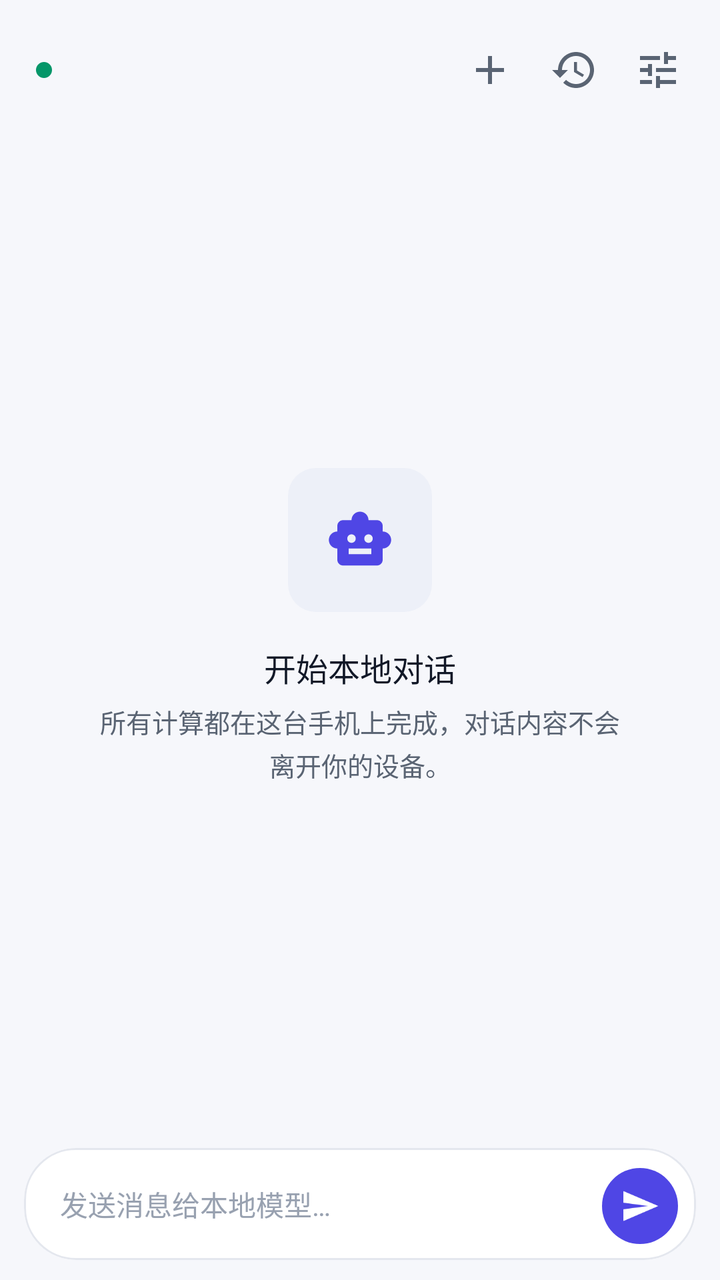
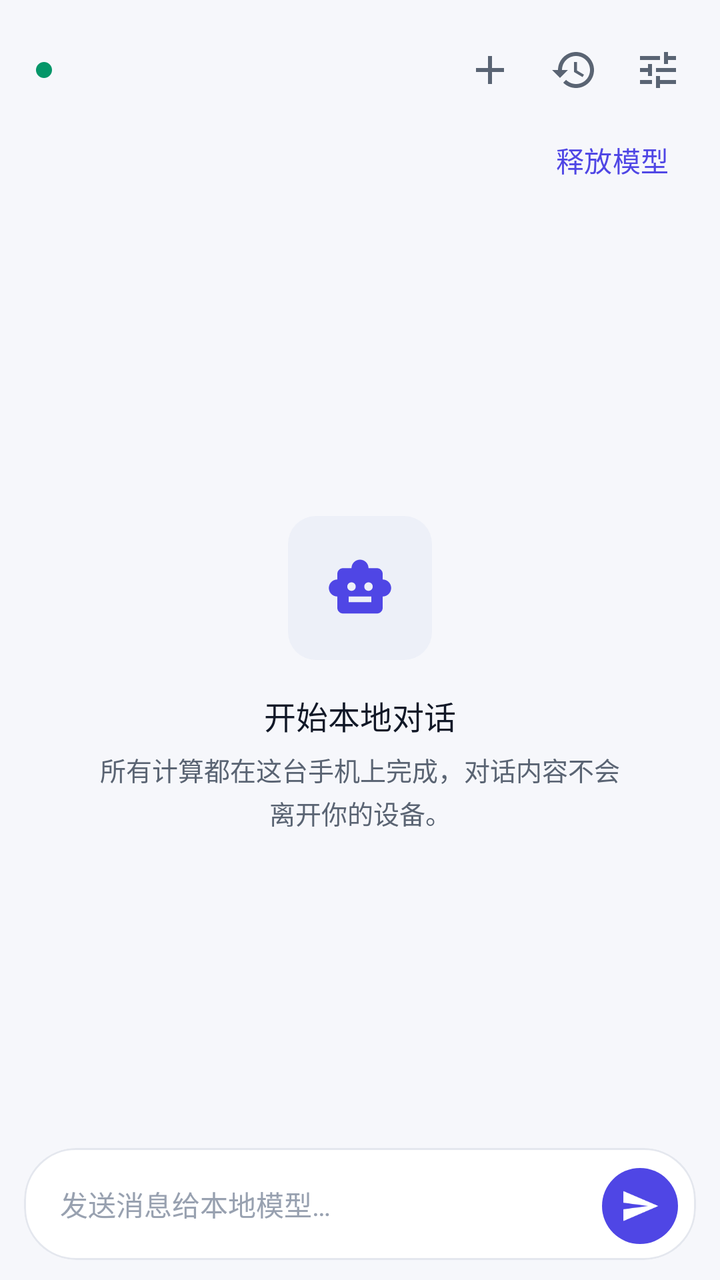

Two renders of the same Android screen: before a commit and after it. Below are the layout's source before the change and the commit's diff.
<!-- AndroidManifest.xml: application theme Theme.LocalAI -->
<!-- res/layout/fragment_chat.xml -->
<?xml version="1.0" encoding="utf-8"?>
<LinearLayout xmlns:android="http://schemas.android.com/apk/res/android"
    xmlns:app="http://schemas.android.com/apk/res-auto"
    android:layout_width="match_parent"
    android:layout_height="match_parent"
    android:orientation="vertical">

    
    <LinearLayout
        android:layout_width="match_parent"
        android:layout_height="wrap_content"
        android:orientation="horizontal"
        android:gravity="center_vertical"
        android:paddingStart="@dimen/pad_screen"
        android:paddingEnd="10dp"
        android:paddingTop="14dp">

        <View
            android:id="@+id/status_dot"
            android:layout_width="8dp"
            android:layout_height="8dp"
            android:background="@drawable/bg_dot" />

        <TextView
            android:id="@+id/text_model"
            style="@style/Text.App.ItemTitle"
            android:layout_width="0dp"
            android:layout_weight="1"
            android:layout_height="wrap_content"
            android:layout_marginStart="8dp"
            android:maxLines="2"
            android:ellipsize="end" />

        <ImageButton
            android:id="@+id/btn_new"
            android:layout_width="42dp"
            android:layout_height="42dp"
            android:background="?attr/selectableItemBackgroundBorderless"
            android:src="@drawable/ic_add"
            app:tint="@color/text_secondary"
            android:contentDescription="@string/action_new_conversation" />

        <ImageButton
            android:id="@+id/btn_history"
            android:layout_width="42dp"
            android:layout_height="42dp"
            android:background="?attr/selectableItemBackgroundBorderless"
            android:src="@drawable/ic_history"
            app:tint="@color/text_secondary"
            android:contentDescription="@string/history_title" />

        <ImageButton
            android:id="@+id/btn_switch"
            android:layout_width="42dp"
            android:layout_height="42dp"
            android:background="?attr/selectableItemBackgroundBorderless"
            android:src="@drawable/ic_tune"
            app:tint="@color/text_secondary"
            android:contentDescription="@string/picker_title" />
    </LinearLayout>

    
    <FrameLayout
        android:layout_width="match_parent"
        android:layout_height="0dp"
        android:layout_weight="1">

        <androidx.recyclerview.widget.RecyclerView
            android:id="@+id/messages"
            android:layout_width="match_parent"
            android:layout_height="match_parent"
            android:clipToPadding="false"
            android:paddingBottom="8dp" />

        <LinearLayout
            android:id="@+id/empty_wrap"
            android:layout_width="wrap_content"
            android:layout_height="wrap_content"
            android:layout_gravity="center"
            android:orientation="vertical"
            android:gravity="center"
            android:padding="24dp">

            <FrameLayout
                android:layout_width="72dp"
                android:layout_height="72dp">

                <View
                    android:layout_width="match_parent"
                    android:layout_height="match_parent"
                    android:background="@drawable/bg_soft_box" />

                <ImageView
                    android:layout_width="34dp"
                    android:layout_height="34dp"
                    android:layout_gravity="center"
                    android:src="@drawable/ic_robot"
                    app:tint="@color/md_primary" />
            </FrameLayout>

            <TextView
                style="@style/Text.App.Section"
                android:layout_width="wrap_content"
                android:layout_height="wrap_content"
                android:layout_marginTop="16dp"
                android:text="@string/chat_empty_title" />

            <TextView
                style="@style/Text.App.BodySec"
                android:layout_width="wrap_content"
                android:layout_height="wrap_content"
                android:maxWidth="260dp"
                android:gravity="center"
                android:layout_marginTop="6dp"
                android:text="@string/chat_empty_sub" />
        </LinearLayout>
    </FrameLayout>

    
    <com.google.android.material.card.MaterialCardView
        android:layout_width="match_parent"
        android:layout_height="wrap_content"
        android:layout_marginStart="12dp"
        android:layout_marginEnd="12dp"
        android:layout_marginBottom="10dp"
        android:layout_marginTop="4dp"
        app:cardCornerRadius="26dp">

        <LinearLayout
            android:layout_width="match_parent"
            android:layout_height="wrap_content"
            android:orientation="horizontal"
            android:gravity="bottom"
            android:paddingStart="18dp"
            android:paddingEnd="6dp"
            android:paddingTop="5dp"
            android:paddingBottom="5dp">

            <EditText
                android:id="@+id/input"
                style="@style/Text.App.Body"
                android:layout_width="0dp"
                android:layout_weight="1"
                android:layout_height="wrap_content"
                android:minHeight="46dp"
                android:maxLines="4"
                android:background="@null"
                android:hint="@string/chat_input_hint"
                android:textColorHint="@color/text_tertiary"
                android:inputType="textMultiLine|textCapSentences"
                android:imeOptions="actionNone"
                android:importantForAutofill="no" />

            <FrameLayout
                android:layout_width="44dp"
                android:layout_height="44dp">

                <com.google.android.material.button.MaterialButton
                    android:id="@+id/btn_send"
                    style="@style/Widget.Material3.Button.IconButton.Filled"
                    android:layout_width="38dp"
                    android:layout_height="38dp"
                    android:layout_gravity="center"
                    app:icon="@drawable/ic_send"
                    app:iconGravity="textStart"
                    app:iconPadding="0dp"
                    android:insetLeft="0dp"
                    android:insetRight="0dp"
                    android:insetTop="0dp"
                    android:insetBottom="0dp"
                    android:contentDescription="@string/action_send" />
            </FrameLayout>
        </LinearLayout>
    </com.google.android.material.card.MaterialCardView>

</LinearLayout>
<!-- resources referenced by this layout -->
<resources>
  <color name="md_primary">#4F46E5</color>
  <color name="text_secondary">#5A6473</color>
  <color name="text_tertiary">#98A1B0</color>
  <dimen name="pad_screen">18dp</dimen>
  <!-- drawable bg_dot (drawable) -->
  <?xml version="1.0" encoding="utf-8"?>
  <shape xmlns:android="http://schemas.android.com/apk/res/android" android:shape="oval">
      <solid android:color="@color/status_success" />
      <size android:width="8dp" android:height="8dp" />
  </shape>
  <!-- drawable bg_soft_box (drawable) -->
  <?xml version="1.0" encoding="utf-8"?>
  <shape xmlns:android="http://schemas.android.com/apk/res/android" android:shape="rectangle">
      <solid android:color="?attr/colorSurfaceVariant" />
      <corners android:radius="14dp" />
  </shape>
  <string name="action_new_conversation">新建会话</string>
  <string name="action_send">发送消息</string>
  <string name="chat_empty_sub">所有计算都在这台手机上完成，对话内容不会离开你的设备。</string>
  <string name="chat_empty_title">开始本地对话</string>
  <string name="chat_input_hint">发送消息给本地模型…</string>
  <string name="history_title">会话历史</string>
  <string name="picker_title">切换模型</string>
  <style name="Text.App.Body" parent="android:TextAppearance">
          <item name="android:textSize">14sp</item>
          <item name="android:textColor">@color/text_primary</item>
          <item name="android:lineSpacingExtra">4sp</item>
      </style>
  <style name="Text.App.BodySec" parent="android:TextAppearance">
          <item name="android:textSize">13sp</item>
          <item name="android:textColor">@color/text_secondary</item>
          <item name="android:lineSpacingExtra">3sp</item>
      </style>
  <style name="Text.App.ItemTitle" parent="android:TextAppearance">
          <item name="android:textSize">14sp</item>
          <item name="android:fontFamily">sans-serif-medium</item>
          <item name="android:textColor">@color/text_primary</item>
          <item name="android:maxLines">1</item>
          <item name="android:ellipsize">end</item>
      </style>
  <style name="Text.App.Section" parent="android:TextAppearance">
          <item name="android:textSize">16sp</item>
          <item name="android:fontFamily">sans-serif-medium</item>
          <item name="android:textColor">@color/text_primary</item>
      </style>
  <color name="status_success">#059669</color>
  <color name="text_primary">#111827</color>
  <color name="md_on_primary">#FFFFFF</color>
  <color name="md_primary_container">#E0E7FF</color>
  <color name="md_on_primary_container">#1E1B4B</color>
  <color name="md_secondary">#0D9488</color>
  <color name="md_on_secondary">#FFFFFF</color>
  <color name="md_secondary_container">#CCFBF1</color>
  <color name="md_on_secondary_container">#042F2E</color>
  <color name="md_tertiary">#D97706</color>
  <color name="md_on_tertiary">#FFFFFF</color>
  <color name="md_tertiary_container">#FEF3C7</color>
  <color name="md_on_tertiary_container">#78350F</color>
  <color name="surface">#FFFFFF</color>
  <color name="on_surface">#111827</color>
  <color name="surface_variant">#EDF0F8</color>
  <color name="on_surface_variant">#5A6473</color>
  <color name="outline">#E4E7EE</color>
  <color name="status_danger">#DC2626</color>
  <color name="app_background">#F6F7FB</color>
  <style name="Widget.App.Chip" parent="Widget.Material3.Chip.Filter">
          <item name="android:textSize">12sp</item>
          <item name="chipMinHeight">30dp</item>
          <item name="chipStartPadding">12dp</item>
          <item name="chipEndPadding">12dp</item>
          <item name="checkedIconVisible">false</item>
      </style>
  <style name="Widget.App.NavIndicator" parent="Widget.Material3.BottomNavigationView.ActiveIndicator">
          <item name="android:color">?attr/colorPrimaryContainer</item>
      </style>
  <dimen name="radius_card">18dp</dimen>
  <!-- unchanged entries left out for length: 8 -->
</resources>

<!-- the commit's change to res/layout/fragment_chat.xml (unified diff, before → after) -->
@@ -57,6 +57,31 @@
             android:src="@drawable/ic_tune"
             app:tint="@color/text_secondary"
             android:contentDescription="@string/picker_title" />
+    </LinearLayout>
+
+    <LinearLayout
+        android:layout_width="match_parent"
+        android:layout_height="wrap_content"
+        android:orientation="horizontal"
+        android:gravity="center_vertical"
+        android:paddingStart="@dimen/pad_screen"
+        android:paddingEnd="10dp">
+
+        <TextView
+            android:id="@+id/text_model_state"
+            style="@style/Text.App.BodySec"
+            android:layout_width="0dp"
+            android:layout_weight="1"
+            android:layout_height="wrap_content"
+            android:accessibilityLiveRegion="polite" />
+
+        <com.google.android.material.button.MaterialButton
+            android:id="@+id/btn_unload_model"
+            style="@style/Widget.Material3.Button.TextButton"
+            android:layout_width="wrap_content"
+            android:layout_height="wrap_content"
+            android:minHeight="48dp"
+            android:text="@string/chat_unload_model" />
     </LinearLayout>
 
     
<!-- resource entries referenced after the edit -->
@@ -21,6 +21,7 @@
   <string name="chat_empty_sub">所有计算都在这台手机上完成，对话内容不会离开你的设备。</string>
   <string name="chat_empty_title">开始本地对话</string>
   <string name="chat_input_hint">发送消息给本地模型…</string>
+  <string name="chat_unload_model">释放模型</string>
   <string name="history_title">会话历史</string>
   <string name="picker_title">切换模型</string>
   <style name="Text.App.Body" parent="android:TextAppearance">
